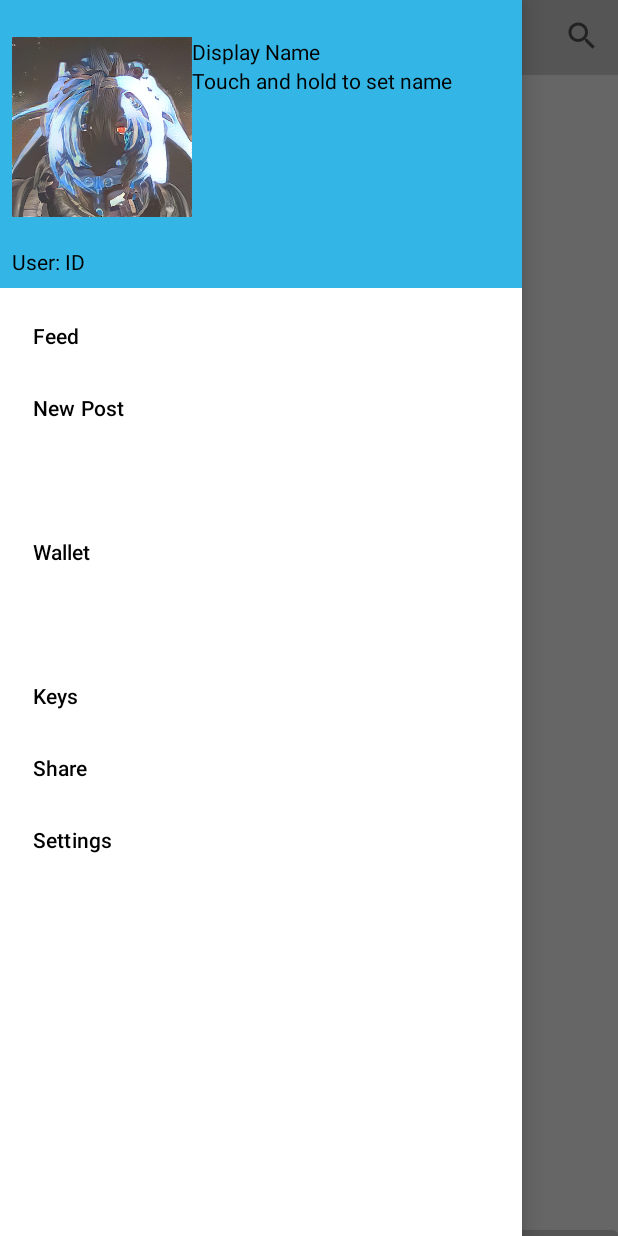
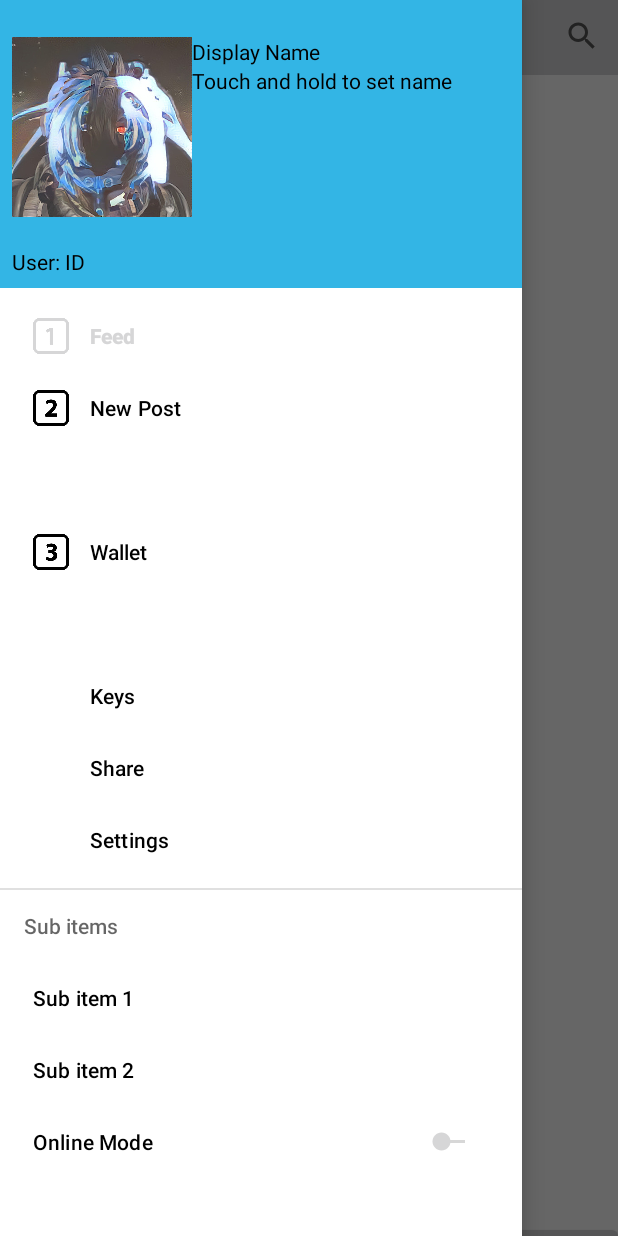
Before and after one commit to BarrenWolfsbane/BAINSocial, an Android app: the HomeFrag screen opened through its navigation route, with the side drawer open, on a phone screen of 412 x 824 dp. Run offline under Robolectric (Android 15) with nearby library versions, the phone set to English and light mode, and no system bars; our stand-ins replace data binding; 7 statements that could not run were skipped.

Commit message:
- Added images as placeholders to menu - Added submenu and option placeholder for offline mode *note* Offline mode will be a three way toggle button that lets us decide between Offline, Local only, and Online This will allow users to select how vast access to their posts will be.

```diff
--- a/app/src/main/java/tv/bain/bainsocial/fragments/HomeFrag.java
+++ b/app/src/main/java/tv/bain/bainsocial/fragments/HomeFrag.java
@@ -10,6 +10,7 @@ import android.view.LayoutInflater;
 import android.view.View;
 import android.view.ViewGroup;
 import android.widget.ImageView;
+import android.widget.SeekBar;
 import android.widget.TextView;
 
 import androidx.annotation.NonNull;
@@ -91,6 +92,8 @@ public class HomeFrag extends Fragment {
                     return false;
                 }
         );
+        SeekBar onlineModeSB = b.navView.findViewById(R.id.online_Mode_Seek);
+
         setNavHeader();
     }
 
--- /dev/null
+++ b/app/src/main/res/layout/action_view_seek.xml
@@ -0,0 +1,10 @@
+<?xml version="1.0" encoding="utf-8"?>
+<LinearLayout xmlns:android="http://schemas.android.com/apk/res/android"
+    android:orientation="horizontal" android:layout_width="match_parent"
+    android:layout_height="match_parent">
+
+    <androidx.appcompat.widget.AppCompatSeekBar
+        android:layout_width="fill_parent"
+        android:layout_height="match_parent"
+        android:text=""/>
+</LinearLayout>
--- a/app/src/main/res/layout/nav_header.xml
+++ b/app/src/main/res/layout/nav_header.xml
@@ -14,11 +14,18 @@
         android:layout_height="140dp"
         android:orientation="horizontal">
 
-        <ImageView
-            android:id="@+id/hvProfileImage"
+        <LinearLayout
             android:layout_width="120dp"
-            android:layout_height="120dp"
-            app:srcCompat="@drawable/f810049d4e3320ba053d1dca055d4764676451fc" />
+            android:layout_height="match_parent"
+            android:orientation="vertical">
+
+            <ImageView
+                android:id="@+id/hvProfileImage"
+                android:layout_width="120dp"
+                android:layout_height="120dp"
+                app:srcCompat="@drawable/f810049d4e3320ba053d1dca055d4764676451fc" />
+
+        </LinearLayout>
 
         <LinearLayout
             android:layout_width="match_parent"
--- a/app/src/main/res/menu/drawer_menu.xml
+++ b/app/src/main/res/menu/drawer_menu.xml
@@ -1,16 +1,21 @@
 <?xml version="1.0" encoding="utf-8"?>
 <menu xmlns:android="http://schemas.android.com/apk/res/android"
-    xmlns:app="http://schemas.android.com/apk/res-auto">
+    xmlns:app="http://schemas.android.com/apk/res-auto"
+    xmlns:mstb="http://schemas.android.com/tools">
 
     <item
         android:id="@+id/homeFragItem"
-        android:title="Feed" />
+        android:icon="@drawable/ic_one"
+        android:title="Feed"
+        android:checked="true"/>
     <item
         android:id="@+id/postCreateFragItem"
+        android:icon="@drawable/ic_two"
         android:title="New Post" />
     <item
         android:title=" " />
     <item
+        android:icon="@drawable/ic_three"
         android:title="Wallet" />
     <item
         android:title=" " />
@@ -21,4 +26,18 @@
     <item
         android:title="Settings" />
 
+    <item android:title="Sub items">
+        <menu>
+            <group android:checkableBehavior="single">
+                <item
+                    android:title="Sub item 1" />
+                <item
+                    android:title="Sub item 2" />
+
+                <item android:id="@+id/online_Mode_Seek"
+                    app:actionLayout="@layout/action_view_seek"
+                    android:title="Online Mode" />
+            </group>
+        </menu>
+    </item>
 </menu>
--- a/app/src/main/res/values/styles.xml
+++ b/app/src/main/res/values/styles.xml
@@ -1,5 +1,4 @@
 <resources>
-
     <!-- Base application theme. -->
     <style name="AppTheme" parent="Theme.BAINSocial">
         <!-- Customize your theme here. -->
@@ -9,5 +8,4 @@
         <item name="windowActionBar">false</item>
         <item name="windowNoTitle">true</item>
     </style>
-
 </resources>
```
